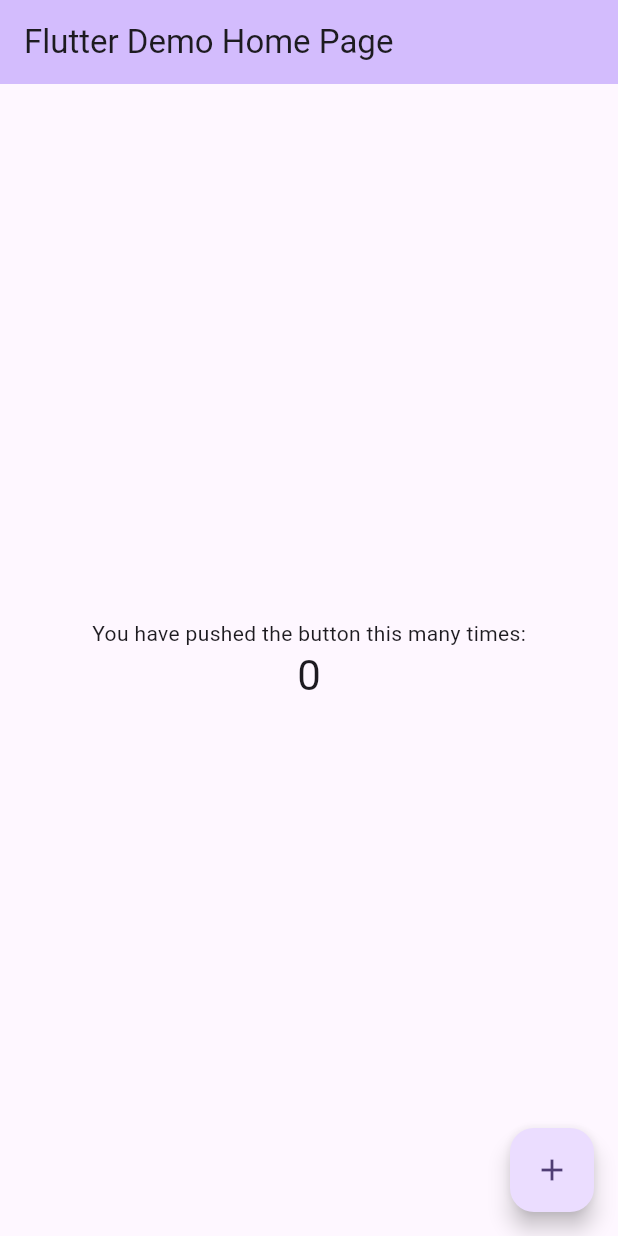
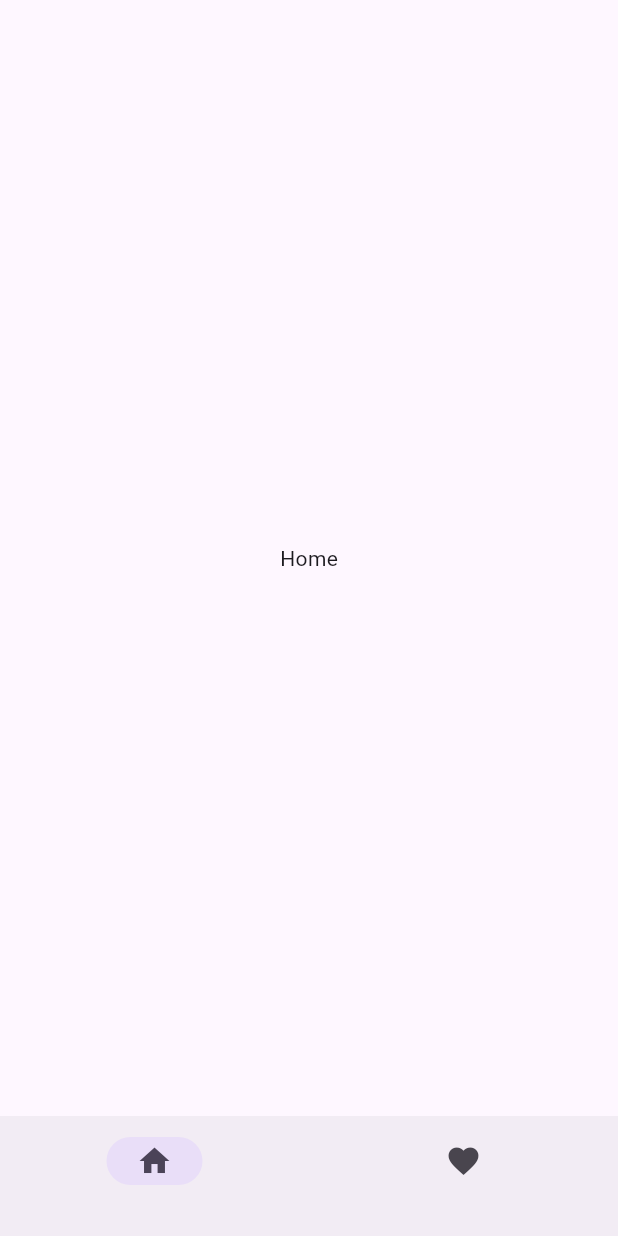
Before and after one commit to CLBaoNguyen/flutter_movie, a Flutter app: the screen it shows after launch, on a phone screen of 412 x 824 dp. Run offline on Flutter 3.47's test engine with Material 3 defaults, Android fonts, the phone set to English and light mode, and no system bars; our stand-ins replace go_router.

Commit message:
feat: basic navigation

```diff
--- a/lib/main.dart
+++ b/lib/main.dart
@@ -1,4 +1,6 @@
 import 'package:flutter/material.dart';
+import 'package:flutter_movie/routing/router.dart';
+import 'package:go_router/go_router.dart';
 
 void main() {
   runApp(const MyApp());
@@ -7,116 +9,42 @@ void main() {
 class MyApp extends StatelessWidget {
   const MyApp({super.key});
 
-  // This widget is the root of your application.
   @override
   Widget build(BuildContext context) {
-    return MaterialApp(
+    return MaterialApp.router(
       title: 'Flutter Demo',
       theme: ThemeData(
-        // This is the theme of your application.
-        //
-        // TRY THIS: Try running your application with "flutter run". You'll see
-        // the application has a purple toolbar. Then, without quitting the app,
-        // try changing the seedColor in the colorScheme below to Colors.green
-        // and then invoke "hot reload" (save your changes or press the "hot
-        // reload" button in a Flutter-supported IDE, or press "r" if you used
-        // the command line to start the app).
-        //
-        // Notice that the counter didn't reset back to zero; the application
-        // state is not lost during the reload. To reset the state, use hot
-        // restart instead.
-        //
-        // This works for code too, not just values: Most code changes can be
-        // tested with just a hot reload.
         colorScheme: ColorScheme.fromSeed(seedColor: Colors.deepPurple),
       ),
-      home: const MyHomePage(title: 'Flutter Demo Home Page'),
+      routerConfig: router,
     );
   }
 }
 
-class MyHomePage extends StatefulWidget {
-  const MyHomePage({super.key, required this.title});
+class ScaffoldWithNavBar extends StatelessWidget {
+  const ScaffoldWithNavBar({required this.navigationShell, super.key});
 
-  // This widget is the home page of your application. It is stateful, meaning
-  // that it has a State object (defined below) that contains fields that affect
-  // how it looks.
-
-  // This class is the configuration for the state. It holds the values (in this
-  // case the title) provided by the parent (in this case the App widget) and
-  // used by the build method of the State. Fields in a Widget subclass are
-  // always marked "final".
-
-  final String title;
-
-  @override
-  State<MyHomePage> createState() => _MyHomePageState();
-}
-
-class _MyHomePageState extends State<MyHomePage> {
-  int _counter = 0;
-
-  void _incrementCounter() {
-    setState(() {
-      // This call to setState tells the Flutter framework that something has
-      // changed in this State, which causes it to rerun the build method below
-      // so that the display can reflect the updated values. If we changed
-      // _counter without calling setState(), then the build method would not be
-      // called again, and so nothing would appear to happen.
-      _counter++;
-    });
-  }
+  final StatefulNavigationShell navigationShell;
 
   @override
   Widget build(BuildContext context) {
-    // This method is rerun every time setState is called, for instance as done
-    // by the _incrementCounter method above.
-    //
-    // The Flutter framework has been optimized to make rerunning build methods
-    // fast, so that you can just rebuild anything that needs updating rather
-    // than having to individually change instances of widgets.
     return Scaffold(
-      appBar: AppBar(
-        // TRY THIS: Try changing the color here to a specific color (to
-        // Colors.amber, perhaps?) and trigger a hot reload to see the AppBar
-        // change color while the other colors stay the same.
-        backgroundColor: Theme.of(context).colorScheme.inversePrimary,
-        // Here we take the value from the MyHomePage object that was created by
-        // the App.build method, and use it to set our appbar title.
-        title: Text(widget.title),
+      body: navigationShell,
+      bottomNavigationBar: NavigationBar(
+        destinations: [
+          NavigationDestination(icon: Icon(Icons.home), label: ''),
+          NavigationDestination(icon: Icon(Icons.favorite), label: '')
+        ],
+        selectedIndex: navigationShell.currentIndex,
+        onDestinationSelected: _goBranch,
       ),
-      body: Center(
-        // Center is a layout widget. It takes a single child and positions it
-        // in the middle of the parent.
-        child: Column(
-          // Column is also a layout widget. It takes a list of children and
-          // arranges them vertically. By default, it sizes itself to fit its
-          // children horizontally, and tries to be as tall as its parent.
-          //
-          // Column has various properties to control how it sizes itself and
-          // how it positions its children. Here we use mainAxisAlignment to
-          // center the children vertically; the main axis here is the vertical
-          // axis because Columns are vertical (the cross axis would be
-          // horizontal).
-          //
-          // TRY THIS: Invoke "debug painting" (choose the "Toggle Debug Paint"
-          // action in the IDE, or press "p" in the console), to see the
-          // wireframe for each widget.
-          mainAxisAlignment: MainAxisAlignment.center,
-          children: <Widget>[
-            const Text('You have pushed the button this many times:'),
-            Text(
-              '$_counter',
-              style: Theme.of(context).textTheme.headlineMedium,
-            ),
-          ],
-        ),
-      ),
-      floatingActionButton: FloatingActionButton(
-        onPressed: _incrementCounter,
-        tooltip: 'Increment',
-        child: const Icon(Icons.add),
-      ), // This trailing comma makes auto-formatting nicer for build methods.
+    );
+  }
+
+  void _goBranch(int index) {
+    navigationShell.goBranch(
+      index,
+      initialLocation: index == navigationShell.currentIndex,
     );
   }
 }
--- /dev/null
+++ b/lib/routing/router.dart
@@ -0,0 +1,60 @@
+import 'package:flutter/material.dart';
+import 'package:flutter_movie/routing/routes.dart';
+import 'package:flutter_movie/ui/favorite/favorite_screen.dart';
+import 'package:flutter_movie/ui/home/home_screen.dart';
+import 'package:go_router/go_router.dart';
+
+import '../main.dart';
+
+final GlobalKey<NavigatorState> _rootNavigatorKey = GlobalKey<NavigatorState>(
+  debugLabel: 'root',
+);
+final GlobalKey<NavigatorState> _sectionANavigatorKey =
+GlobalKey<NavigatorState>(debugLabel: 'sectionANav');
+
+GoRouter router = GoRouter(
+  navigatorKey: _rootNavigatorKey,
+  initialLocation: Routes.home,
+  debugLogDiagnostics: true,
+  routes: <RouteBase>[
+    StatefulShellRoute.indexedStack(
+      builder:
+          (
+          BuildContext context,
+          GoRouterState state,
+          StatefulNavigationShell navigationShell,
+          ) {
+        return ScaffoldWithNavBar(navigationShell: navigationShell);
+      },
+      branches: [
+        StatefulShellBranch(
+          navigatorKey: _sectionANavigatorKey,
+          routes: [
+            GoRoute(
+              path: Routes.home,
+              builder: (BuildContext context, GoRouterState state) {
+                return const HomeScreen();
+              },
+              routes: <RouteBase>[
+
+              ],
+            ),
+          ],
+        ),
+        StatefulShellBranch(
+          routes: [
+            GoRoute(
+              path: Routes.favorite,
+              builder: (BuildContext context, GoRouterState state) {
+                return const FavoriteScreen();
+              },
+              routes: <RouteBase>[
+
+              ],
+            ),
+          ],
+        ),
+      ],
+    ),
+  ],
+);
--- /dev/null
+++ b/lib/routing/routes.dart
@@ -0,0 +1,5 @@
+abstract final class Routes {
+  static const home = '/';
+  static const search = '/search';
+  static const favorite = '/favorite';
+}
--- /dev/null
+++ b/lib/ui/favorite/favorite_screen.dart
@@ -0,0 +1,19 @@
+import 'package:flutter/material.dart';
+
+class FavoriteScreen extends StatefulWidget {
+  const FavoriteScreen({super.key});
+
+  @override
+  State<FavoriteScreen> createState() => _FavoriteScreenState();
+}
+
+class _FavoriteScreenState extends State<FavoriteScreen> {
+  @override
+  Widget build(BuildContext context) {
+    return SafeArea(
+      child: const Center(
+        child: Text("Favorite"),
+      ),
+    );
+  }
+}
--- /dev/null
+++ b/lib/ui/home/home_screen.dart
@@ -0,0 +1,19 @@
+import 'package:flutter/material.dart';
+
+class HomeScreen extends StatefulWidget {
+  const HomeScreen({super.key});
+
+  @override
+  State<HomeScreen> createState() => _HomeScreenState();
+}
+
+class _HomeScreenState extends State<HomeScreen> {
+  @override
+  Widget build(BuildContext context) {
+    return SafeArea(
+      child: const Center(
+        child: Text("Home"),
+      ),
+    );
+  }
+}
--- a/pubspec.yaml
+++ b/pubspec.yaml
@@ -34,6 +34,8 @@ dependencies:
   # The following adds the Cupertino Icons font to your application.
   # Use with the CupertinoIcons class for iOS style icons.
   cupertino_icons: ^1.0.8
+  go_router: ^15.1.3
+  provider: ^6.1.5
 
 dev_dependencies:
   flutter_test:
```
Also changed, not shown: pubspec.lock.
